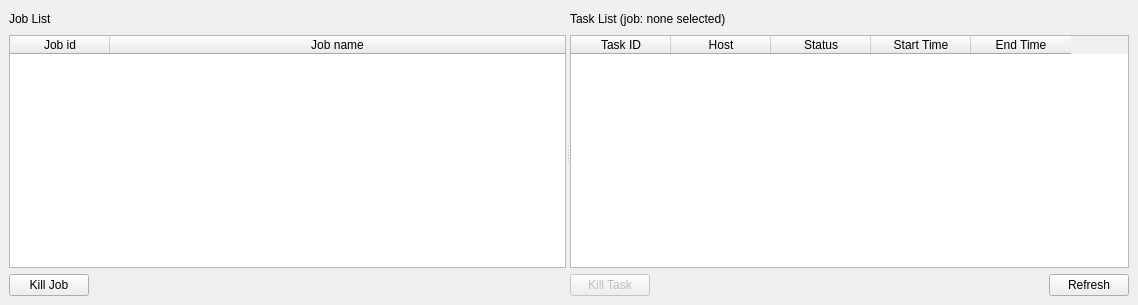
The window that Ui_JobListTest.ui (CogswellProjectHydra/githubHydraRepo) describes before a commit, drawn with Qt 5.
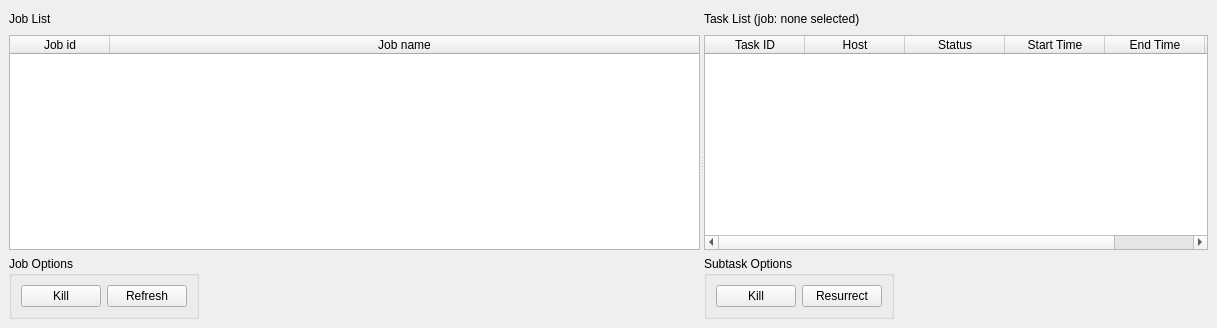
The same window after the commit.

Commit message:
Added a column in JobListTest for job duration
Also implemented sorting for all columns and added a couple of buttons
that don't do anything. I'm currently in the middle of writing the
methods needed for those buttons to work. That's the main reason I
overhauled the JobKill module.

The edit to the form file:
```diff
--- a/Ui_JobListTest.ui
+++ b/Ui_JobListTest.ui
@@ -6,8 +6,8 @@
    <rect>
     <x>0</x>
     <y>0</y>
-    <width>1138</width>
-    <height>305</height>
+    <width>1217</width>
+    <height>328</height>
    </rect>
   </property>
   <property name="windowTitle">
@@ -22,34 +22,14 @@
       </property>
       <widget class="QWidget" name="layoutWidget">
        <layout class="QGridLayout" name="gridLayout">
-        <item row="0" column="0">
-         <widget class="QLabel" name="jobTableLabel">
-          <property name="text">
-           <string>Job List</string>
-          </property>
-          <property name="buddy">
-           <cstring>jobTable</cstring>
-          </property>
-         </widget>
-        </item>
-        <item row="0" column="1" colspan="2">
-         <spacer name="horizontalSpacer">
-          <property name="orientation">
-           <enum>Qt::Horizontal</enum>
-          </property>
-          <property name="sizeHint" stdset="0">
-           <size>
-            <width>40</width>
-            <height>20</height>
-           </size>
-          </property>
-         </spacer>
-        </item>
         <item row="1" column="0" colspan="3">
          <widget class="QTableWidget" name="jobTable">
           <property name="editTriggers">
            <set>QAbstractItemView::NoEditTriggers</set>
           </property>
+          <property name="sortingEnabled">
+           <bool>true</bool>
+          </property>
           <attribute name="horizontalHeaderStretchLastSection">
            <bool>true</bool>
           </attribute>
@@ -65,13 +45,6 @@
           </column>
          </widget>
         </item>
-        <item row="2" column="0" colspan="2">
-         <widget class="QPushButton" name="killJobButton">
-          <property name="text">
-           <string>Kill Job</string>
-          </property>
-         </widget>
-        </item>
         <item row="2" column="2">
          <spacer name="horizontalSpacer_2">
           <property name="orientation">
@@ -85,6 +58,58 @@
           </property>
          </spacer>
         </item>
+        <item row="2" column="0" colspan="2">
+         <widget class="QGroupBox" name="groupBox_2">
+          <property name="minimumSize">
+           <size>
+            <width>0</width>
+            <height>0</height>
+           </size>
+          </property>
+          <property name="title">
+           <string>Job Options</string>
+          </property>
+          <layout class="QGridLayout" name="gridLayout_5">
+           <item row="0" column="0">
+            <widget class="QPushButton" name="killJobButton">
+             <property name="text">
+              <string>Kill</string>
+             </property>
+            </widget>
+           </item>
+           <item row="0" column="1">
+            <widget class="QPushButton" name="refreshButton">
+             <property name="text">
+              <string>Refresh</string>
+             </property>
+            </widget>
+           </item>
+          </layout>
+         </widget>
+        </item>
+        <item row="0" column="1" colspan="2">
+         <spacer name="horizontalSpacer">
+          <property name="orientation">
+           <enum>Qt::Horizontal</enum>
+          </property>
+          <property name="sizeHint" stdset="0">
+           <size>
+            <width>40</width>
+            <height>20</height>
+           </size>
+          </property>
+         </spacer>
+        </item>
+        <item row="0" column="0">
+         <widget class="QLabel" name="jobTableLabel">
+          <property name="text">
+           <string>Job List</string>
+          </property>
+          <property name="buddy">
+           <cstring>jobTable</cstring>
+          </property>
+         </widget>
+        </item>
        </layout>
       </widget>
       <widget class="QWidget" name="layoutWidget">
@@ -123,6 +148,9 @@
           <property name="gridStyle">
            <enum>Qt::SolidLine</enum>
           </property>
+          <property name="sortingEnabled">
+           <bool>true</bool>
+          </property>
           <column>
            <property name="text">
             <string>Task ID</string>
@@ -148,19 +176,14 @@
             <string>End Time</string>
            </property>
           </column>
+          <column>
+           <property name="text">
+            <string>Duration</string>
+           </property>
+          </column>
          </widget>
         </item>
-        <item row="2" column="0">
-         <widget class="QPushButton" name="killTaskButton">
-          <property name="enabled">
-           <bool>false</bool>
-          </property>
-          <property name="text">
-           <string>Kill Task</string>
-          </property>
-         </widget>
-        </item>
-        <item row="2" column="1">
+        <item row="2" column="2">
          <spacer name="horizontalSpacer_4">
           <property name="orientation">
            <enum>Qt::Horizontal</enum>
@@ -173,11 +196,33 @@
           </property>
          </spacer>
         </item>
-        <item row="2" column="3">
-         <widget class="QPushButton" name="refreshButton">
-          <property name="text">
-           <string>Refresh</string>
+        <item row="2" column="0" colspan="2">
+         <widget class="QGroupBox" name="groupBox">
+          <property name="minimumSize">
+           <size>
+            <width>0</width>
+            <height>28</height>
+           </size>
           </property>
+          <property name="title">
+           <string>Subtask Options</string>
+          </property>
+          <layout class="QGridLayout" name="gridLayout_4">
+           <item row="1" column="0">
+            <widget class="QPushButton" name="killTaskButton">
+             <property name="text">
+              <string>Kill</string>
+             </property>
+            </widget>
+           </item>
+           <item row="1" column="1">
+            <widget class="QPushButton" name="resurrectTaskButton">
+             <property name="text">
+              <string>Resurrect</string>
+             </property>
+            </widget>
+           </item>
+          </layout>
          </widget>
         </item>
        </layout>
```
The commit also changes 7 other files.
